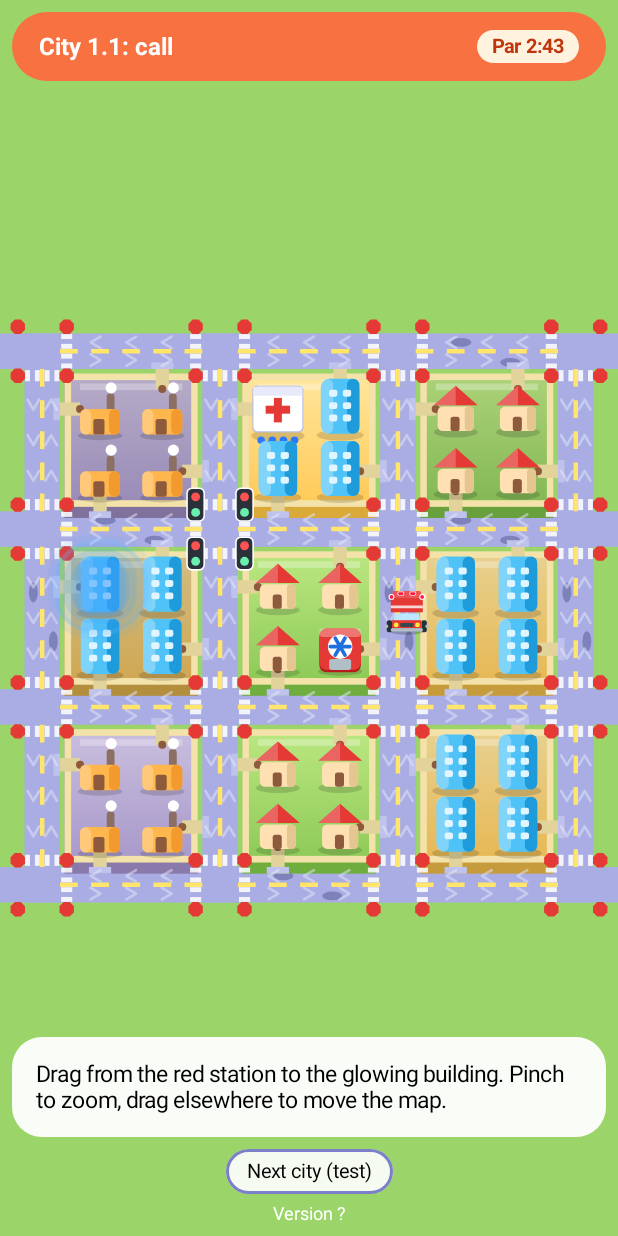
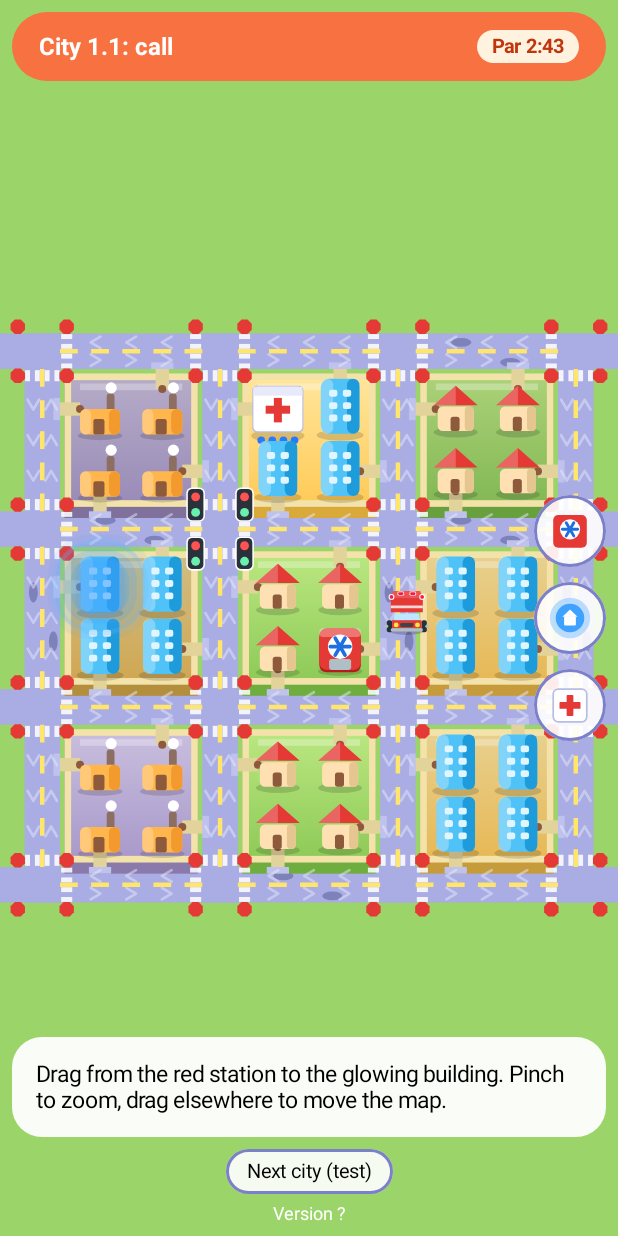
Before and after one commit to paul-alexander360/AmboGame, an Android app built with Jetpack Compose: the screen it shows after launch (MainActivity), on a phone screen of 412 x 824 dp. Run offline under Robolectric (Android 15) with nearby library versions, the phone set to English and light mode, and no system bars.

Commit message:
Add navigation buttons with custom graphics

```diff
--- a/app/src/main/java/com/cpd360/ambulancerun/MainActivity.kt
+++ b/app/src/main/java/com/cpd360/ambulancerun/MainActivity.kt
@@ -5,6 +5,16 @@ import androidx.activity.ComponentActivity
 import androidx.activity.compose.setContent
 import androidx.activity.enableEdgeToEdge
 import androidx.compose.foundation.background
+import androidx.compose.foundation.Canvas
+import androidx.compose.foundation.layout.size
+import androidx.compose.foundation.shape.CircleShape
+import androidx.compose.ui.geometry.CornerRadius
+import androidx.compose.ui.geometry.Offset
+import androidx.compose.ui.geometry.Size
+import androidx.compose.ui.graphics.Path
+import androidx.compose.ui.graphics.StrokeCap
+import androidx.compose.ui.graphics.drawscope.Stroke
+import androidx.compose.ui.graphics.drawscope.rotate
 import androidx.compose.foundation.border
 import androidx.compose.foundation.clickable
 import androidx.compose.foundation.layout.Arrangement
@@ -54,6 +64,53 @@ private fun Chip(label: String, onClick: () -> Unit) {
 }
 
 @Composable
+private fun NavBtn(kind: Int, onClick: () -> Unit) {
+    Box(
+        modifier = Modifier
+            .size(48.dp)
+            .background(Color(0xE6FFFFFF), CircleShape)
+            .border(2.dp, Color(0xFF7C80C8), CircleShape)
+            .clickable { onClick() },
+        contentAlignment = Alignment.Center
+    ) {
+        Canvas(Modifier.size(28.dp)) {
+            val s = size.width
+            val c = Offset(s * 0.5f, s * 0.5f)
+            val r = CornerRadius(s * 0.12f, s * 0.12f)
+            when (kind) {
+                0 -> {
+                    drawRoundRect(Color(0xFFE53935), Offset(s * 0.1f, s * 0.12f), Size(s * 0.8f, s * 0.78f), r)
+                    val sc = Offset(s * 0.5f, s * 0.46f)
+                    drawCircle(Color.White, s * 0.24f, sc)
+                    for (a in floatArrayOf(0f, 60f, 120f)) {
+                        rotate(a, sc) {
+                            drawLine(Color(0xFF1E6FE0), Offset(s * 0.32f, s * 0.46f), Offset(s * 0.68f, s * 0.46f), s * 0.07f, StrokeCap.Round)
+                        }
+                    }
+                }
+                1 -> {
+                    drawCircle(Color(0x553FA2FF), s * 0.48f, c)
+                    drawCircle(Color(0xFF3FA2FF), s * 0.34f, c)
+                    drawRoundRect(Color.White, Offset(s * 0.36f, s * 0.46f), Size(s * 0.28f, s * 0.22f), CornerRadius(s * 0.03f, s * 0.03f))
+                    val roof = Path()
+                    roof.moveTo(s * 0.32f, s * 0.47f)
+                    roof.lineTo(s * 0.5f, s * 0.3f)
+                    roof.lineTo(s * 0.68f, s * 0.47f)
+                    roof.close()
+                    drawPath(roof, Color.White)
+                }
+                else -> {
+                    drawRoundRect(Color.White, Offset(s * 0.1f, s * 0.12f), Size(s * 0.8f, s * 0.78f), r)
+                    drawRoundRect(Color(0xFFB8BDE6), Offset(s * 0.1f, s * 0.12f), Size(s * 0.8f, s * 0.78f), r, style = Stroke(s * 0.04f))
+                    drawRoundRect(Color(0xFFE53935), Offset(s * 0.42f, s * 0.26f), Size(s * 0.16f, s * 0.5f), CornerRadius(s * 0.02f, s * 0.02f))
+                    drawRoundRect(Color(0xFFE53935), Offset(s * 0.25f, s * 0.43f), Size(s * 0.5f, s * 0.16f), CornerRadius(s * 0.02f, s * 0.02f))
+                }
+            }
+        }
+    }
+}
+
+@Composable
 fun HomeScreen(version: String) {
     val rs = remember { RouteState() }
     val fast = remember(rs.version, rs.stage) { rs.fastest() }
@@ -72,6 +129,16 @@ fun HomeScreen(version: String) {
             .background(Color(0xFF9BD468))
     ) {
         CityMap(rs, Modifier.fillMaxSize())
+        Column(
+            modifier = Modifier
+                .align(Alignment.CenterEnd)
+                .padding(end = 8.dp),
+            verticalArrangement = Arrangement.spacedBy(10.dp)
+        ) {
+            NavBtn(0) { rs.focusStation() }
+            NavBtn(1) { rs.focusCall() }
+            NavBtn(2) { rs.focusHospital() }
+        }
         Row(
             modifier = Modifier
                 .align(Alignment.TopCenter)
```
